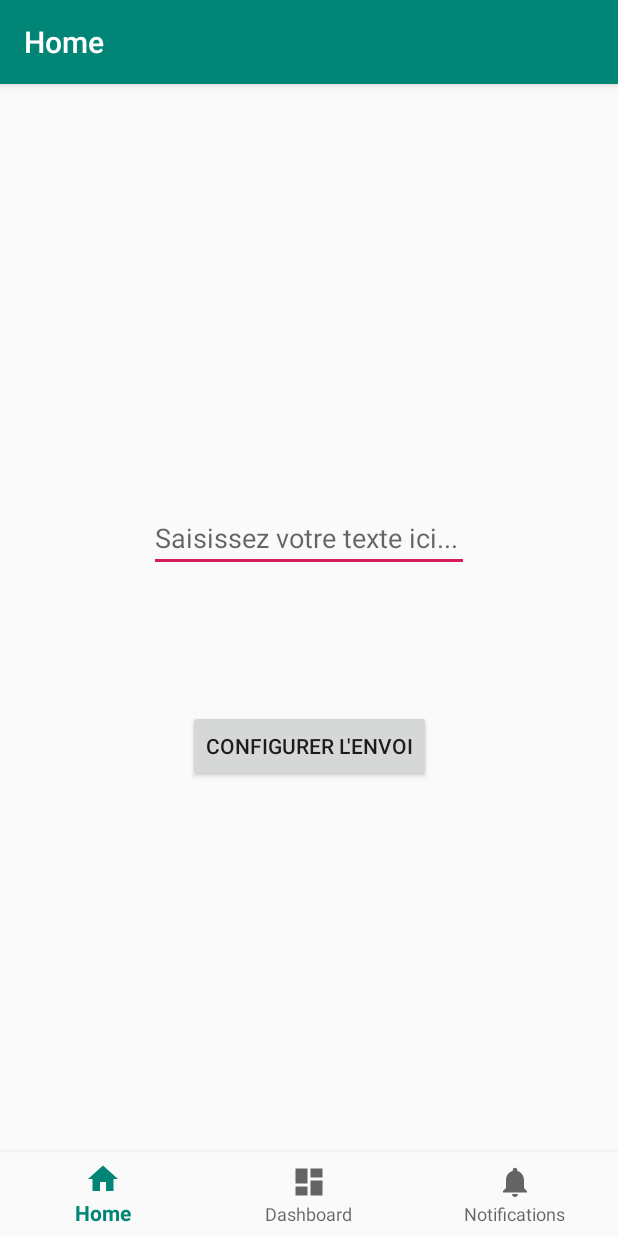
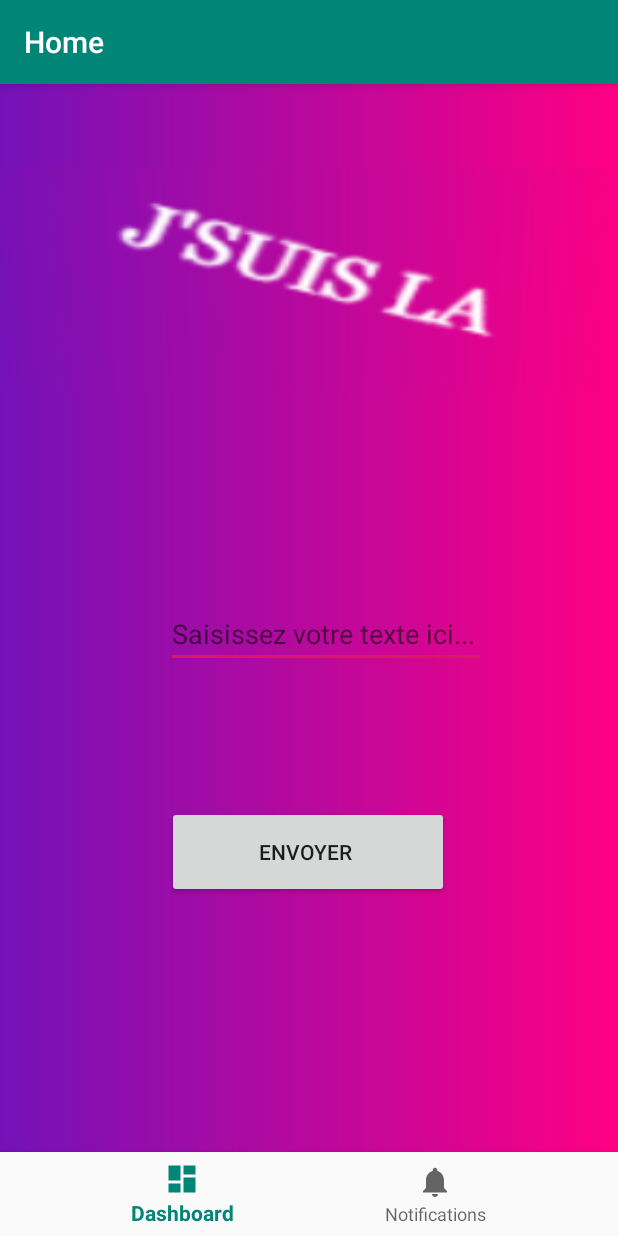
Before and after one commit to sebamand/JsuisLa_V1, an Android app: the screen it shows after launch (MainActivity), on a phone screen of 412 x 824 dp. Run offline under Robolectric (Android 15) with nearby library versions, the phone set to English and light mode, and no system bars; our stand-ins replace navigation-ui; 1 statement that could not run was skipped.

Commit message:
j ai changer le background du mainmenu et le fond avec titre du text view present dans le fregment

```diff
--- a/app/src/main/res/layout/activity_main.xml
+++ b/app/src/main/res/layout/activity_main.xml
@@ -5,6 +5,7 @@
     android:id="@+id/container"
     android:layout_width="match_parent"
     android:layout_height="match_parent"
+    android:background="@drawable/degrader_origi_Andro"
     android:paddingTop="?attr/actionBarSize">
 
     <com.google.android.material.bottomnavigation.BottomNavigationView
@@ -26,12 +27,12 @@
         android:layout_height="match_parent"
         app:defaultNavHost="true"
         app:layout_constraintBottom_toTopOf="@id/nav_view"
+        app:layout_constraintHorizontal_bias="0.0"
         app:layout_constraintLeft_toLeftOf="parent"
         app:layout_constraintRight_toRightOf="parent"
         app:layout_constraintTop_toTopOf="parent"
+        app:layout_constraintVertical_bias="0.0"
         app:navGraph="@navigation/mobile_navigation" />
 
 
-
-
 </androidx.constraintlayout.widget.ConstraintLayout>
--- a/app/src/main/res/layout/fragment_home.xml
+++ b/app/src/main/res/layout/fragment_home.xml
@@ -3,18 +3,23 @@
     xmlns:app="http://schemas.android.com/apk/res-auto"
     xmlns:tools="http://schemas.android.com/tools"
     android:layout_width="match_parent"
-    android:layout_height="match_parent">
+    android:layout_height="match_parent"
+    >
+
 
     <TextView
         android:id="@+id/text_home"
-        android:layout_width="match_parent"
-        android:layout_height="wrap_content"
+        android:layout_width="431dp"
+        android:layout_height="153dp"
         android:layout_marginStart="8dp"
-        android:layout_marginTop="8dp"
         android:layout_marginEnd="8dp"
+
+        android:background="@drawable/degrader_ori_Android"
+        android:rotationX="-8"
         android:textAlignment="center"
         android:textSize="20sp"
         app:layout_constraintEnd_toEndOf="parent"
+
         app:layout_constraintStart_toStartOf="parent"
         app:layout_constraintTop_toTopOf="parent" />
 
@@ -22,7 +27,7 @@
         android:id="@+id/editText"
         android:layout_width="wrap_content"
         android:layout_height="wrap_content"
-        android:layout_marginTop="224dp"
+        android:layout_marginTop="288dp"
         android:ems="10"
         android:hint="Saisissez votre texte ici..."
         android:inputType="textLongMessage"
@@ -30,17 +35,19 @@
         android:singleLine="false"
         app:layout_constraintBottom_toTopOf="@+id/nav_view"
         app:layout_constraintEnd_toEndOf="parent"
+        app:layout_constraintHorizontal_bias="0.557"
         app:layout_constraintStart_toStartOf="parent"
         app:layout_constraintTop_toTopOf="parent"
         app:layout_constraintVertical_bias="0.566" />
 
     <Button
-        android:layout_width="wrap_content"
-        android:layout_height="wrap_content"
+        android:layout_width="188dp"
+        android:layout_height="61dp"
         android:layout_marginTop="92dp"
-        android:text="Configurer l'envoi"
+        android:text="Envoyer "
         app:layout_constraintBottom_toBottomOf="parent"
         app:layout_constraintEnd_toEndOf="parent"
+        app:layout_constraintHorizontal_bias="0.497"
         app:layout_constraintStart_toStartOf="parent"
         app:layout_constraintTop_toBottomOf="@+id/editText"
         app:layout_constraintVertical_bias="0.0" />
--- a/app/src/main/res/menu/bottom_nav_menu.xml
+++ b/app/src/main/res/menu/bottom_nav_menu.xml
@@ -1,10 +1,5 @@
 <?xml version="1.0" encoding="utf-8"?>
 <menu xmlns:android="http://schemas.android.com/apk/res/android">
-
-    <item
-        android:id="@+id/navigation_home"
-        android:icon="@drawable/ic_home_black_24dp"
-        android:title="@string/title_home" />
 
     <item
         android:id="@+id/navigation_dashboard"
```
Also changed, not shown: app/src/main/res/drawable-v24/degrader_ori_Android.png (added), app/src/main/res/drawable/degrader_origi_Andro.png (added).
